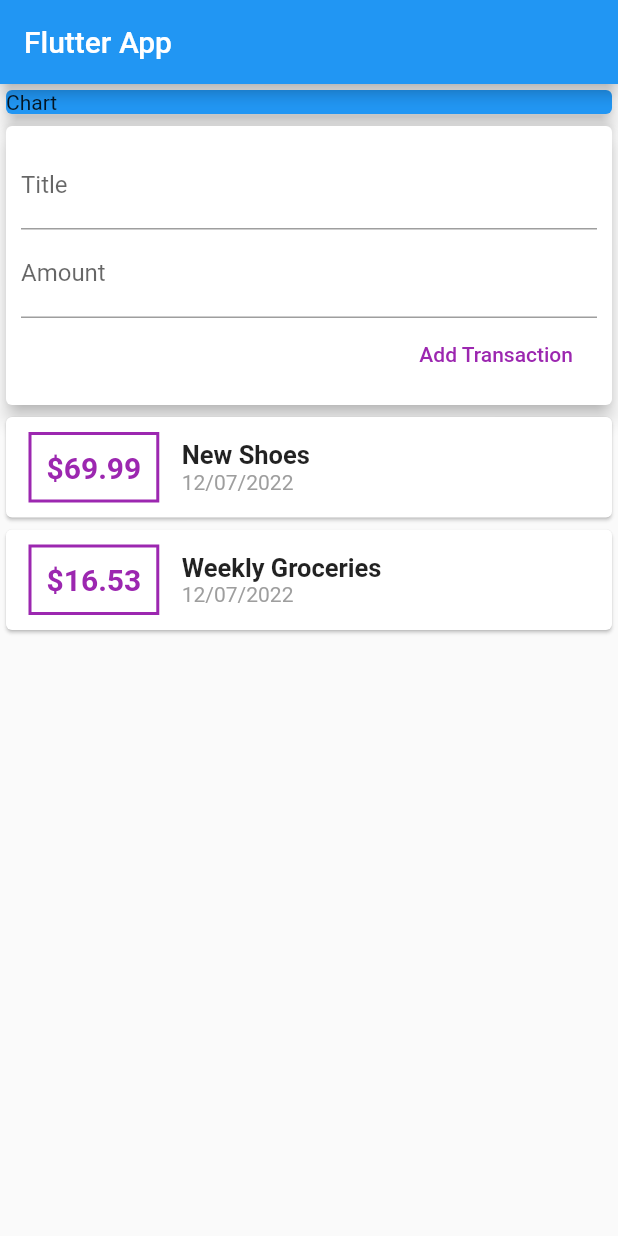
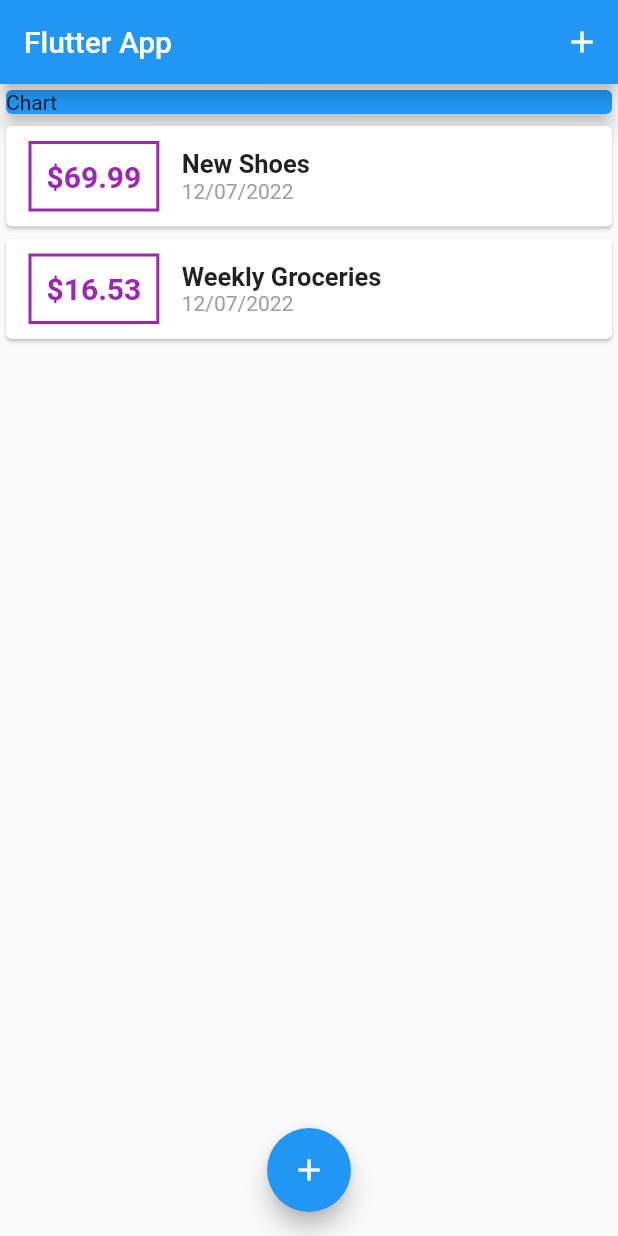
Before and after one commit to avighnajha/Personal-expenses-app, a Flutter app: the screen it shows after launch, on a phone screen of 412 x 824 dp. Run offline on Flutter 3.47's test engine with Material 2 defaults, Android fonts, the phone set to English and light mode, and no system bars.

Commit message:
Added buttons to bring up panel to add trransactions. Converted some stateless widgets to stateful widgets.

```diff
--- a/lib/main.dart
+++ b/lib/main.dart
@@ -1,6 +1,7 @@
 import 'package:flutter/material.dart';
-import './transaction.dart';
-import 'package:intl/intl.dart';
+import './widgets/new_transaction.dart';
+import './widgets/transactionList.dart';
+import './models/transaction.dart';
 
 void main() {
   runApp(MyApp());
@@ -15,8 +16,13 @@ class MyApp extends StatelessWidget {
   }
 }
 
-class MyHomePage extends StatelessWidget {
-  final List<Transaction> transactions = [
+class MyHomePage extends StatefulWidget {
+  @override
+  State<MyHomePage> createState() => _MyHomePageState();
+}
+
+class _MyHomePageState extends State<MyHomePage> {
+  final List<Transaction> _userTransactions = [
     Transaction(
         id: "t1", title: "New Shoes", amount: 69.99, date: DateTime.now()),
     Transaction(
@@ -25,75 +31,57 @@ class MyHomePage extends StatelessWidget {
         amount: 16.53,
         date: DateTime.now())
   ];
+
+  void _addNewTransaction(String txTitle, double txAmount) {
+    final newTx = Transaction(
+        id: DateTime.now().toString(),
+        title: txTitle,
+        amount: txAmount,
+        date: DateTime.now());
+    setState(() {
+      _userTransactions.add(newTx);
+    });
+  }
+
+  void _startAddNewTransaction(BuildContext ctx) {
+    showModalBottomSheet(
+        context: ctx,
+        builder: (bCtx) {
+          return GestureDetector(
+            onTap: () {},
+            child: NewTransaction(_addNewTransaction),
+            behavior: HitTestBehavior.opaque,
+          );
+        });
+  }
+
   @override
   Widget build(BuildContext context) {
     return Scaffold(
       appBar: AppBar(
         title: Text("Flutter App"),
+        actions: <Widget>[
+          IconButton(
+              onPressed: () => _startAddNewTransaction(context),
+              icon: Icon(Icons.add))
+        ],
       ),
-        body: Column(
+      body: SingleChildScrollView(
+        child: Column(
             crossAxisAlignment: CrossAxisAlignment.stretch,
             children: <Widget>[
               Container(
                   width: double.infinity,
                   child: Card(
                       color: Colors.blue, child: Text("Chart"), elevation: 5)),
-            Card(
-              elevation: 5,
-              child: Container(
-                  padding: EdgeInsets.all(10),
-                  child: Column(
-                      crossAxisAlignment: CrossAxisAlignment.end,
-                      children: <Widget>[
-                        TextField(
-                            decoration: InputDecoration(labelText: "Title")),
-                        TextField(
-                            decoration: InputDecoration(labelText: "Amount")),
-                        FlatButton(
-                          onPressed: () {},
-                          child: Text("Add Transaction"),
-                          textColor: Colors.purple,
-                        )
-                      ])),
+              TransactionList(_userTransactions)
+            ]),
       ),
-            Column(
-                children: transactions.map((tx) {
-              return Card(
-                child: Row(children: <Widget>[
-                  Container(
-                    margin: EdgeInsets.symmetric(vertical: 10, horizontal: 15),
-                    child: Text(
-                      "\$${tx.amount}",
-                      style: TextStyle(
-                          fontWeight: FontWeight.bold,
-                          fontSize: 20,
-                          color: Colors.purple),
+      floatingActionButtonLocation: FloatingActionButtonLocation.centerFloat,
+      floatingActionButton: FloatingActionButton(
+        child: Icon(Icons.add),
+        onPressed: () => _startAddNewTransaction(context),
       ),
-                    decoration: BoxDecoration(
-                        border: Border.all(
-                      color: Colors.purple,
-                      width: 2,
-                    )),
-                    padding: EdgeInsets.all(10),
-                  ),
-                  Column(
-                    crossAxisAlignment: CrossAxisAlignment.start,
-                    children: <Widget>[
-                      Text(
-                        tx.title,
-                        style: TextStyle(
-                            fontSize: 17, fontWeight: FontWeight.bold),
-                      ),
-                      Text(
-                        DateFormat("dd/MM/yyyy").format(tx.date),
-                        style: TextStyle(color: Colors.grey, fontSize: 14),
-                      ),
-                    ],
-                  )
-                ]),
     );
-            }).toList())
-          ],
-        ));
   }
 }
--- /dev/null
+++ b/lib/widgets/transactionList.dart
@@ -0,0 +1,47 @@
+import 'package:flutter/material.dart';
+import '../models/transaction.dart';
+import 'package:intl/intl.dart';
+
+class TransactionList extends StatelessWidget {
+  final List<Transaction> transactions;
+  TransactionList(this.transactions);
+  @override
+  Widget build(BuildContext context) {
+    return Column(
+        children: transactions.map((tx) {
+      return Card(
+        child: Row(children: <Widget>[
+          Container(
+            margin: EdgeInsets.symmetric(vertical: 10, horizontal: 15),
+            child: Text(
+              "\$${tx.amount.toStringAsFixed(2)}",
+              style: TextStyle(
+                  fontWeight: FontWeight.bold,
+                  fontSize: 20,
+                  color: Colors.purple),
+            ),
+            decoration: BoxDecoration(
+                border: Border.all(
+              color: Colors.purple,
+              width: 2,
+            )),
+            padding: EdgeInsets.all(10),
+          ),
+          Column(
+            crossAxisAlignment: CrossAxisAlignment.start,
+            children: <Widget>[
+              Text(
+                tx.title,
+                style: TextStyle(fontSize: 17, fontWeight: FontWeight.bold),
+              ),
+              Text(
+                DateFormat("dd/MM/yyyy").format(tx.date),
+                style: TextStyle(color: Colors.grey, fontSize: 14),
+              ),
+            ],
+          )
+        ]),
+      );
+    }).toList());
+  }
+}
```
Also changed, not shown: lib/widgets/new_transaction.dart (added, +53 -0 lines), lib/models/transaction.dart (renamed from lib/transaction.dart), 1 other file. Lines whose indentation alone changed are shown as unchanged.
